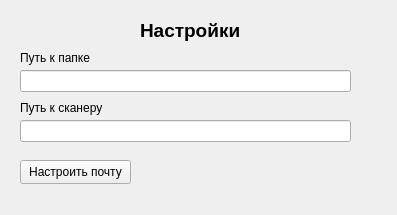
The window that my_helper/notebook/designer_ui/settings.ui (SmolPO/vertical) describes before a commit, drawn with Qt 5.
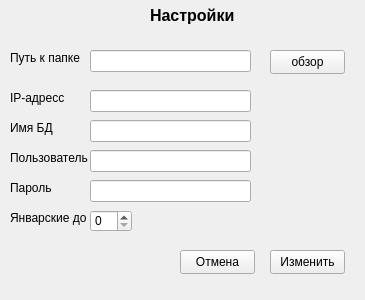
The same window after the commit.

```diff
--- a/my_helper/notebook/designer_ui/settings.ui
+++ b/my_helper/notebook/designer_ui/settings.ui
@@ -6,25 +6,51 @@
    <rect>
     <x>0</x>
     <y>0</y>
-    <width>397</width>
-    <height>215</height>
+    <width>365</width>
+    <height>300</height>
    </rect>
   </property>
   <property name="windowTitle">
    <string>Form</string>
   </property>
+  <widget class="QPushButton" name="b_ok">
+   <property name="geometry">
+    <rect>
+     <x>270</x>
+     <y>250</y>
+     <width>75</width>
+     <height>24</height>
+    </rect>
+   </property>
+   <property name="text">
+    <string>Изменить</string>
+   </property>
+  </widget>
+  <widget class="QPushButton" name="b_cancel">
+   <property name="geometry">
+    <rect>
+     <x>180</x>
+     <y>250</y>
+     <width>75</width>
+     <height>24</height>
+    </rect>
+   </property>
+   <property name="text">
+    <string>Отмена</string>
+   </property>
+  </widget>
   <widget class="QLabel" name="label">
    <property name="geometry">
     <rect>
-     <x>140</x>
-     <y>20</y>
-     <width>111</width>
-     <height>21</height>
+     <x>150</x>
+     <y>0</y>
+     <width>101</width>
+     <height>31</height>
     </rect>
    </property>
    <property name="font">
     <font>
-     <pointsize>14</pointsize>
+     <pointsize>12</pointsize>
      <bold>true</bold>
     </font>
    </property>
@@ -35,9 +61,9 @@
   <widget class="QLabel" name="label_2">
    <property name="geometry">
     <rect>
-     <x>20</x>
+     <x>10</x>
      <y>50</y>
-     <width>111</width>
+     <width>81</width>
      <height>16</height>
     </rect>
    </property>
@@ -48,47 +74,139 @@
   <widget class="QLineEdit" name="lineEdit">
    <property name="geometry">
     <rect>
-     <x>20</x>
-     <y>70</y>
-     <width>331</width>
+     <x>90</x>
+     <y>50</y>
+     <width>161</width>
      <height>22</height>
     </rect>
    </property>
   </widget>
+  <widget class="QPushButton" name="b_explorer">
+   <property name="geometry">
+    <rect>
+     <x>270</x>
+     <y>50</y>
+     <width>75</width>
+     <height>24</height>
+    </rect>
+   </property>
+   <property name="text">
+    <string>обзор</string>
+   </property>
+  </widget>
   <widget class="QLabel" name="label_3">
    <property name="geometry">
     <rect>
-     <x>20</x>
-     <y>100</y>
-     <width>111</width>
+     <x>10</x>
+     <y>90</y>
+     <width>61</width>
      <height>16</height>
     </rect>
    </property>
    <property name="text">
-    <string>Путь к сканеру</string>
+    <string>IP-адресс</string>
    </property>
   </widget>
   <widget class="QLineEdit" name="lineEdit_2">
    <property name="geometry">
     <rect>
-     <x>20</x>
+     <x>90</x>
+     <y>90</y>
+     <width>161</width>
+     <height>22</height>
+    </rect>
+   </property>
+  </widget>
+  <widget class="QLabel" name="label_4">
+   <property name="geometry">
+    <rect>
+     <x>10</x>
      <y>120</y>
-     <width>331</width>
+     <width>49</width>
+     <height>16</height>
+    </rect>
+   </property>
+   <property name="text">
+    <string>Имя БД</string>
+   </property>
+  </widget>
+  <widget class="QLabel" name="label_5">
+   <property name="geometry">
+    <rect>
+     <x>10</x>
+     <y>150</y>
+     <width>81</width>
+     <height>16</height>
+    </rect>
+   </property>
+   <property name="text">
+    <string>Пользователь</string>
+   </property>
+  </widget>
+  <widget class="QLineEdit" name="name_db">
+   <property name="geometry">
+    <rect>
+     <x>90</x>
+     <y>120</y>
+     <width>161</width>
      <height>22</height>
     </rect>
    </property>
   </widget>
-  <widget class="QPushButton" name="pushButton">
+  <widget class="QLineEdit" name="user_db">
    <property name="geometry">
     <rect>
-     <x>20</x>
-     <y>160</y>
-     <width>111</width>
-     <height>24</height>
+     <x>90</x>
+     <y>150</y>
+     <width>161</width>
+     <height>22</height>
     </rect>
    </property>
+  </widget>
+  <widget class="QLabel" name="label_6">
+   <property name="geometry">
+    <rect>
+     <x>10</x>
+     <y>180</y>
+     <width>49</width>
+     <height>16</height>
+    </rect>
+   </property>
    <property name="text">
-    <string>Настроить почту</string>
+    <string>Пароль</string>
+   </property>
+  </widget>
+  <widget class="QLineEdit" name="password_db">
+   <property name="geometry">
+    <rect>
+     <x>90</x>
+     <y>180</y>
+     <width>161</width>
+     <height>22</height>
+    </rect>
+   </property>
+  </widget>
+  <widget class="QLabel" name="label_7">
+   <property name="geometry">
+    <rect>
+     <x>10</x>
+     <y>210</y>
+     <width>81</width>
+     <height>16</height>
+    </rect>
+   </property>
+   <property name="text">
+    <string>Январские до</string>
+   </property>
+  </widget>
+  <widget class="QSpinBox" name="new_year">
+   <property name="geometry">
+    <rect>
+     <x>90</x>
+     <y>210</y>
+     <width>42</width>
+     <height>22</height>
+    </rect>
    </property>
   </widget>
  </widget>
```
Left out of the diff: 4 changed lines with no effect on the pictures.
